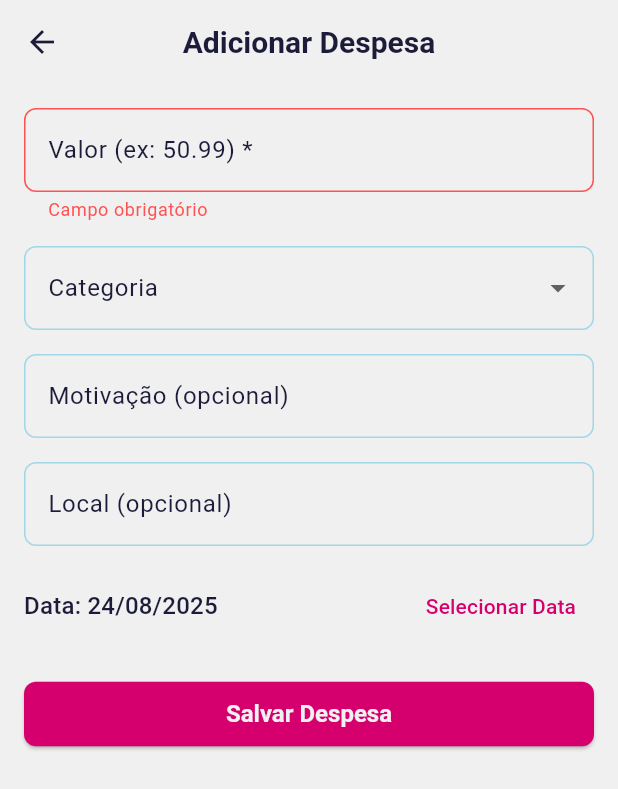
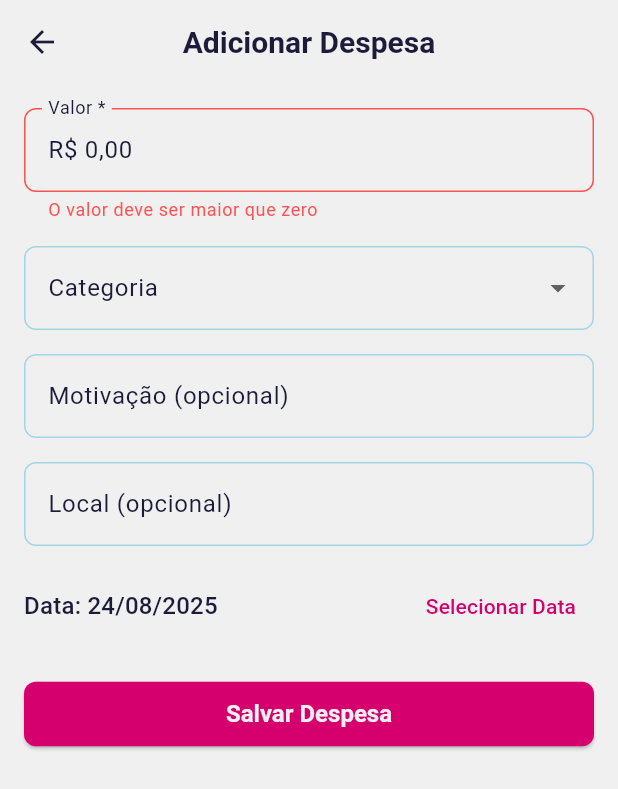
Before and after one commit to viniciusmecosta/KeyBudget, a Flutter app: the AddExpenseScreen screen opened directly, after a tap on "Salvar Despesa", on a phone screen of 412 x 824 dp. Shown: the top 789 px of the screen. Run offline on Flutter 3.47's test engine with Material 3 defaults, Android fonts, the phone set to English and light mode, and no system bars; our stand-ins replace cloud_firestore, csv, file_picker, firebase_auth, firebase_core, fl_chart and 8 more; missing offline and left inert: encrypt, file_saver; accounts and stored records are empty.

Commit message:
feat: added mask in expenses

```diff
--- a/lib/features/expenses/view/add_expense_screen.dart
+++ b/lib/features/expenses/view/add_expense_screen.dart
@@ -1,4 +1,5 @@
 import 'package:flutter/material.dart';
+import 'package:flutter_masked_text2/flutter_masked_text2.dart';
 import 'package:intl/intl.dart';
 import 'package:key_budget/core/models/expense_category.dart';
 import 'package:key_budget/core/models/expense_model.dart';
@@ -15,7 +16,8 @@ class AddExpenseScreen extends StatefulWidget {
 
 class _AddExpenseScreenState extends State<AddExpenseScreen> {
   final _formKey = GlobalKey<FormState>();
-  final _amountController = TextEditingController();
+  final _amountController = MoneyMaskedTextController(
+      decimalSeparator: ',', thousandSeparator: '.', leftSymbol: 'R\$ ');
   final _motivationController = TextEditingController();
   final _locationController = TextEditingController();
   DateTime _selectedDate = DateTime.now();
@@ -47,6 +49,15 @@ class _AddExpenseScreenState extends State<AddExpenseScreen> {
 
   void _submit() async {
     if (!_formKey.currentState!.validate()) return;
+    if (_amountController.numberValue == 0) {
+      ScaffoldMessenger.of(context).showSnackBar(
+        const SnackBar(
+          content: Text('O valor não pode ser zero.'),
+          backgroundColor: Colors.red,
+        ),
+      );
+      return;
+    }
 
     setState(() => _isSaving = true);
 
@@ -56,7 +67,7 @@ class _AddExpenseScreenState extends State<AddExpenseScreen> {
     final userId = authViewModel.currentUser!.id;
 
     final newExpense = Expense(
-      amount: double.parse(_amountController.text.replaceAll(',', '.')),
+      amount: _amountController.numberValue,
       date: _selectedDate,
       category: _selectedCategory,
       motivation: _motivationController.text.isNotEmpty
@@ -92,12 +103,18 @@ class _AddExpenseScreenState extends State<AddExpenseScreen> {
             children: [
               TextFormField(
                 controller: _amountController,
-                decoration:
-                    const InputDecoration(labelText: 'Valor (ex: 50.99) *'),
+                decoration: const InputDecoration(labelText: 'Valor *'),
                 keyboardType:
                     const TextInputType.numberWithOptions(decimal: true),
-                validator: (value) =>
-                    value == null || value.isEmpty ? 'Campo obrigatório' : null,
+                validator: (value) {
+                  if (value == null || value.isEmpty) {
+                    return 'Campo obrigatório';
+                  }
+                  if (_amountController.numberValue <= 0) {
+                    return 'O valor deve ser maior que zero';
+                  }
+                  return null;
+                },
               ),
               const SizedBox(height: 16),
               DropdownButtonFormField<ExpenseCategory>(
--- a/lib/features/expenses/view/expenses_screen.dart
+++ b/lib/features/expenses/view/expenses_screen.dart
@@ -19,6 +19,8 @@ class ExpensesScreen extends StatefulWidget {
 
 class _ExpensesScreenState extends State<ExpensesScreen> {
   DateTime _selectedMonth = DateTime(DateTime.now().year, DateTime.now().month);
+  final _currencyFormatter =
+      NumberFormat.currency(locale: 'pt_BR', symbol: 'R\$');
 
   @override
   void initState() {
@@ -210,7 +212,7 @@ class _ExpensesScreenState extends State<ExpensesScreen> {
                           ),
                     ),
                     Text(
-                      'R\$ ${totalValue.toStringAsFixed(2)}',
+                      _currencyFormatter.format(totalValue),
                       style:
                           Theme.of(context).textTheme.headlineMedium?.copyWith(
                                 fontWeight: FontWeight.bold,
@@ -277,7 +279,7 @@ class _ExpensesScreenState extends State<ExpensesScreen> {
                             DateFormat('dd/MM/yyyy').format(expense.date),
                           ),
                           trailing: Text(
-                            'R\$ ${expense.amount.toStringAsFixed(2)}',
+                            _currencyFormatter.format(expense.amount),
                             style: TextStyle(
                               fontWeight: FontWeight.bold,
                               color: Theme.of(context).colorScheme.error,
--- a/pubspec.yaml
+++ b/pubspec.yaml
@@ -33,6 +33,7 @@ dependencies:
   local_auth: ^2.3.0
   flutter_launcher_icons: ^0.14.4
   google_sign_in: ^6.1.6
+  flutter_masked_text2: ^0.9.1
 
 dev_dependencies:
   flutter_test:
```
Also changed, not shown: lib/features/dashboard/view/dashboard_screen.dart (+7 -4 lines), lib/features/expenses/view/expense_detail_screen.dart (+34 -7 lines), pubspec.lock.
